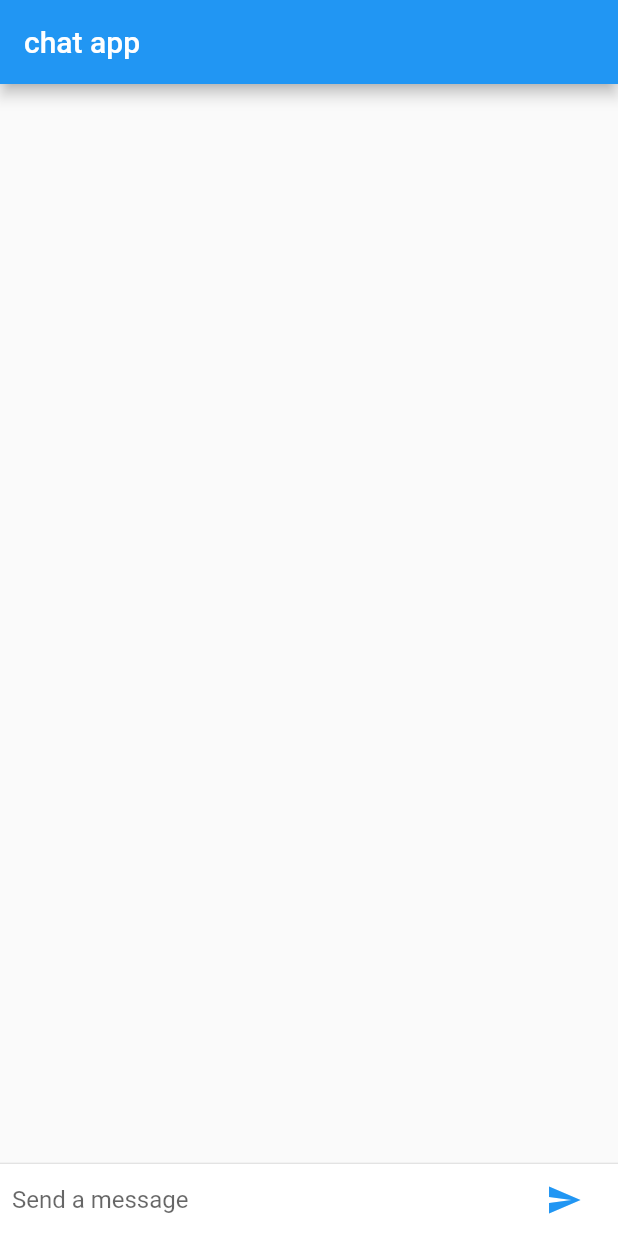
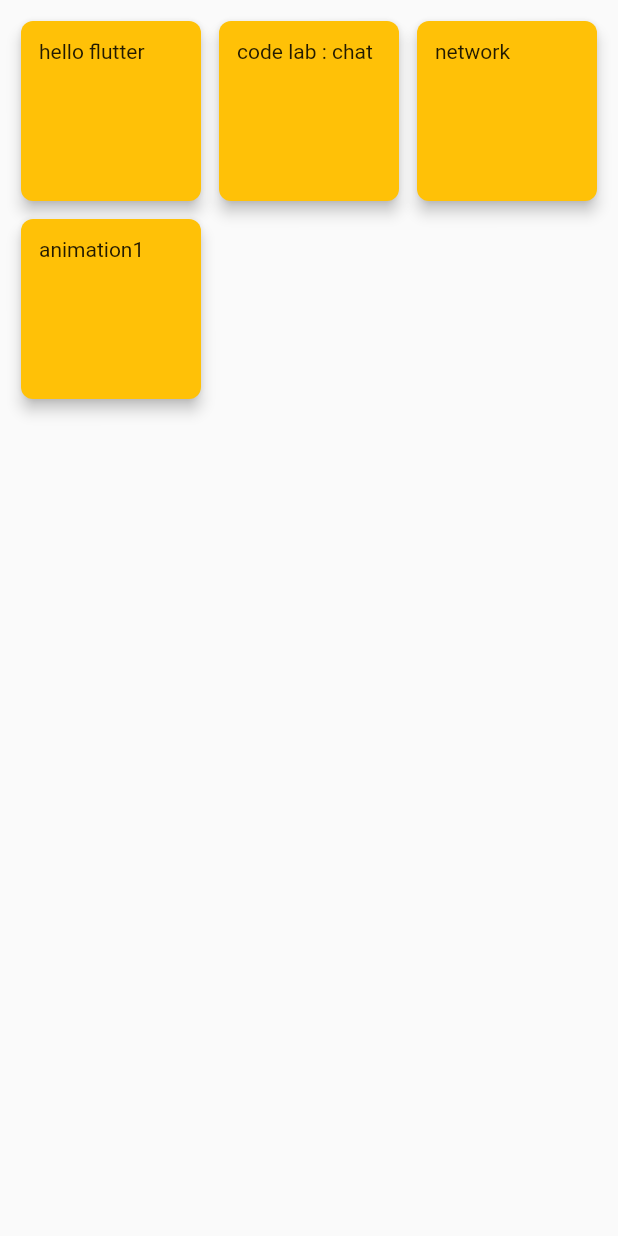
Before and after one commit to MihyeLee0727/hello_flutter, a Flutter app: the screen it shows after launch, on a phone screen of 412 x 824 dp. Run offline on Flutter 3.47's test engine with Material 2 defaults, Android fonts, the phone set to English and light mode, and no system bars.

Commit message:
메인화면 그리드 추가

```diff
--- a/lib/main.dart
+++ b/lib/main.dart
@@ -1,66 +1,100 @@
 import 'package:flutter/material.dart';
 import 'codelab1.dart';
+import 'helloFlutter.dart';
 
-//void main() => runApp(MyApp());
+void main() => runApp(
+  MaterialApp(
+    home: HelloFlutterApp()
+  )
+);
 
-void main() => runApp(FriendlychatApp());
-
-class MyApp extends StatelessWidget {
-  @override
-  Widget build(BuildContext context) {
-    return MaterialApp(
-      title: 'Flutter Demo',
-      theme: ThemeData(
-        primarySwatch: Colors.amber,
-      ),
-      home: MyHomePage(title: 'Flutter Demo Home Page'),
-    );
-  }
+enum RouteType {
+  HelloFlutter,
+  CodeLab1,
+  Network,
+  Animation1,
 }
 
-class MyHomePage extends StatefulWidget {
-  MyHomePage({Key key, this.title}) : super(key: key);
+class HelloFlutterApp extends StatelessWidget {
 
-  final String title;
+  void _handleCardTap(RouteType type, BuildContext context) {
+    switch(type) {
+      case RouteType.HelloFlutter: {
+        Navigator.push(context, MaterialPageRoute(builder: (_) => MyRoute()));
+      } break;
+      case RouteType.CodeLab1: {
+        Navigator.push(context, MaterialPageRoute(builder: (_) => FriendlychatRoute()));
+      } break;
+      case RouteType.Animation1:
+      case RouteType.Network: {
+        var snackbar = SnackBar(content: Text("TODO : ${type.toString()}"), duration: Duration(seconds: 2));
+        Scaffold.of(context).removeCurrentSnackBar();
+        Scaffold.of(context).showSnackBar(snackbar);
+      } break;
+    }
+  }
 
-  @override
-  _MyHomePageState createState() => _MyHomePageState();
-}
-
-class _MyHomePageState extends State<MyHomePage> {
-  int _counter = 0;
-
-  void _incrementCounter() {
-    setState(() {
-      _counter++;
-    });
+  List<MainGridItem> _buildCard() {
+    var items = <MainGridItem>[];
+    items.add(MainGridItem("hello flutter", RouteType.HelloFlutter, _handleCardTap));
+    items.add(MainGridItem("code lab : chat", RouteType.CodeLab1, _handleCardTap));
+    items.add(MainGridItem("network", RouteType.Network, _handleCardTap));
+    items.add(MainGridItem("animation1", RouteType.Animation1, _handleCardTap));
+    return items;
   }
 
   @override
   Widget build(BuildContext context) {
     return Scaffold(
-      appBar: AppBar(
-        title: Text(widget.title),
+      body: Container(
+        padding: EdgeInsets.all(8.0),
+        child: MainGrid(_buildCard())
       ),
-      body: Center(
-        child: Column(
-          mainAxisAlignment: MainAxisAlignment.center,
-          children: <Widget>[
-            Text(
-              'times:',
-            ),
-            Text(
-              '$_counter',
-              style: Theme.of(context).textTheme.display1,
-            ),
-          ],
-        ),
-      ),
-      floatingActionButton: FloatingActionButton(
-        onPressed: _incrementCounter,
-        tooltip: 'Increment',
-        child: Icon(Icons.add),
-      ), // This trailing comma makes auto-formatting nicer for build methods.
     );
   }
 }
+
+class MainGrid extends StatelessWidget {
+  MainGrid(this.items);
+
+  final List<MainGridItem> items;
+
+  @override
+  Widget build(BuildContext context) {
+    return GridView.builder(
+      gridDelegate: SliverGridDelegateWithFixedCrossAxisCount(crossAxisCount: 3),
+      itemCount: items.length,
+      itemBuilder: (_, index) => items[index]
+    );
+  }
+}
+
+class MainGridItem extends StatelessWidget {
+  MainGridItem(this.text, this.type, this.handleTap);
+
+  final Function handleTap;
+  final String text;
+  final RouteType type;
+
+  @override
+  Widget build(BuildContext context) {
+    return Container(
+      margin: EdgeInsets.all(6.0),
+      child: Material(
+        color: Colors.amber,
+        elevation: 4.0,
+        borderRadius: BorderRadius.circular(8.0),
+        child: InkWell(
+          borderRadius: BorderRadius.circular(8.0),
+          onTap: () => handleTap(type, context),
+          child: Container(
+            padding: EdgeInsets.all(12.0),
+            child: Text(
+                text
+            )
+          ),
+        ),
+      ),
+    );
+  }
+}
```
Also changed, not shown: lib/codelab1.dart (+13 -11 lines), lib/helloFlutter.dart (added, +55 -0 lines).
